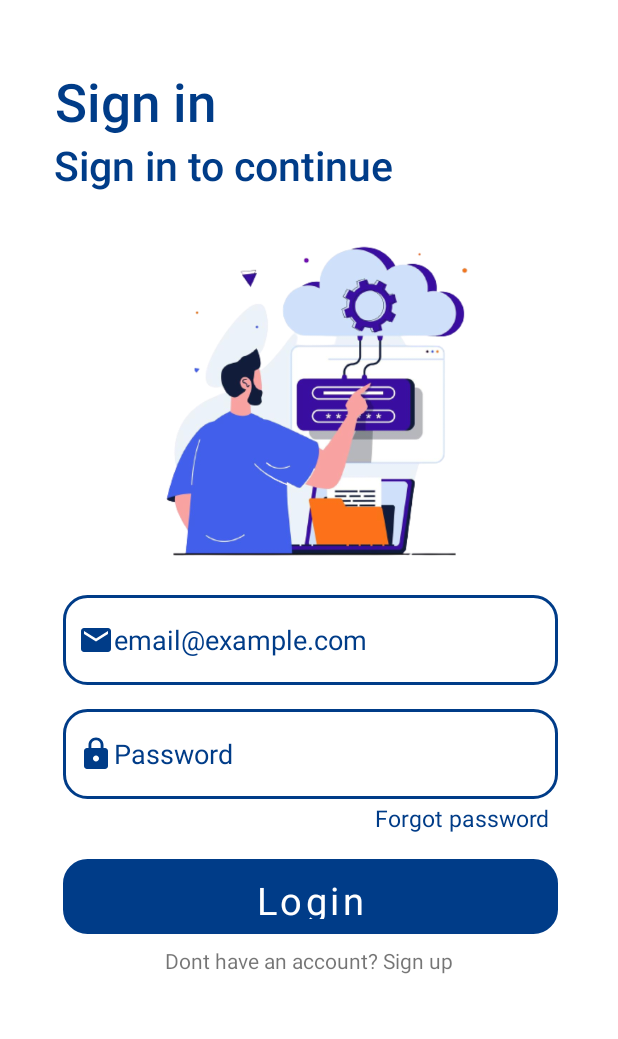
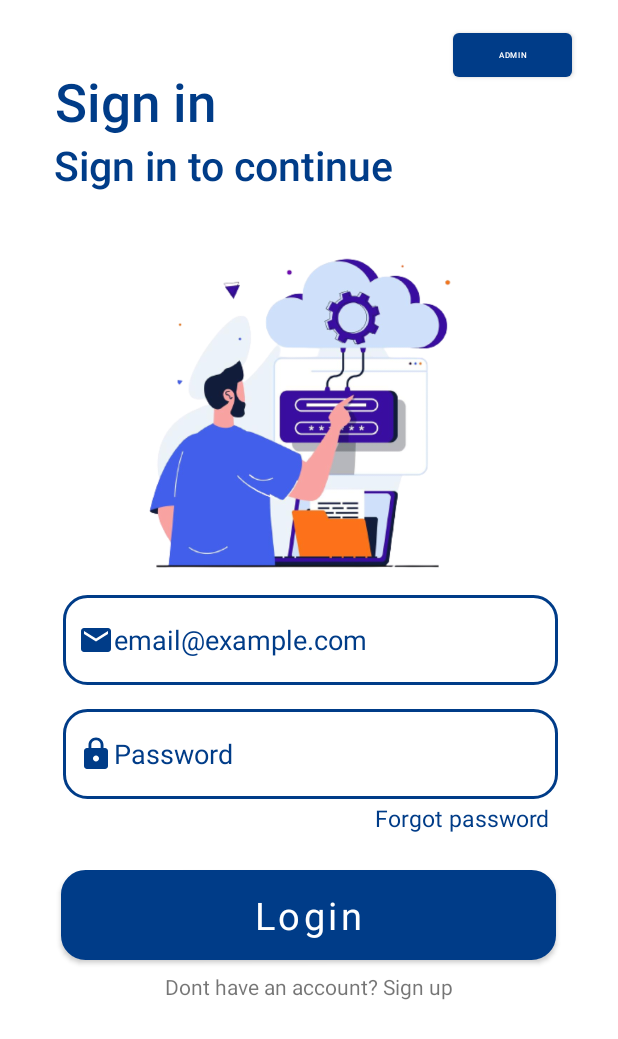
Before and after one commit to BaqirAmini/travel-tickets-tracker-android, an Android app: the screen it shows after launch (MainActivity), on a phone screen of 412 x 824 dp. Shown: the top 1039 px of the screen. Run offline under Robolectric (Android 15) with nearby library versions, the phone set to English and light mode, and no system bars.

Commit message:
Modify some files to correct the errors or design disorders.

```diff
--- a/app/src/main/java/com/example/a303bus/MainActivity.java
+++ b/app/src/main/java/com/example/a303bus/MainActivity.java
@@ -12,6 +12,7 @@ import android.os.Bundle;
 import android.view.View;
 import android.widget.Button;
 import android.widget.EditText;
+import android.widget.ImageView;
 import android.widget.TextView;
 import android.widget.Toast;
 
@@ -19,9 +20,10 @@ import java.io.File;
 
 public class MainActivity extends AppCompatActivity {
 
-    EditText edemail, edpassword;
-    Button btnlogin;
-    String email, password;
+    EditText edemail,edpassword;
+    Button btnlogin,btnadmin;
+    String email,password;
+    ImageView admin;
 
     @Override
     protected void onCreate(Bundle savedInstanceState) {
@@ -38,6 +40,7 @@ public class MainActivity extends AppCompatActivity {
 
 
         btnlogin = findViewById(R.id.btnlogin);
+        btnadmin = findViewById(R.id.btnadmin);
 
         signup.setOnClickListener(new View.OnClickListener() {
             @Override
@@ -58,12 +61,19 @@ public class MainActivity extends AppCompatActivity {
         btnlogin.setOnClickListener(new View.OnClickListener() {
             @Override
             public void onClick(View v) {
-
                 onValidate();
+            }
+        });
+        btnadmin.setOnClickListener(new View.OnClickListener() {
+            @Override
+            public void onClick(View view) {
+                Intent i=new Intent(MainActivity.this,admin_login.class);
+                startActivity(i);
             }
         });
 
     }
+
 
     //    Validate to not allow click the log in button without values.
     public void onValidate() {
--- a/app/src/main/res/layout/activity_main.xml
+++ b/app/src/main/res/layout/activity_main.xml
@@ -5,7 +5,7 @@
     xmlns:tools="http://schemas.android.com/tools"
     android:layout_width="match_parent"
     android:layout_height="match_parent"
-    android:background="#FFFFFF"
+    android:background="@color/white"
     tools:context=".MainActivity">
 
     <TextView
@@ -64,9 +64,9 @@
     <Button
         android:id="@+id/btnlogin"
         android:layout_width="330dp"
-        android:layout_height="50dp"
+        android:layout_height="60dp"
         android:layout_marginStart="31dp"
-        android:layout_marginTop="40dp"
+        android:layout_marginTop="24dp"
         android:layout_marginEnd="30dp"
         android:background="@drawable/button"
         android:fontFamily="sans-serif"
@@ -75,8 +75,9 @@
         android:textColor="@color/white"
         android:textSize="25sp"
         app:layout_constraintEnd_toEndOf="parent"
+        app:layout_constraintHorizontal_bias="0.45"
         app:layout_constraintStart_toStartOf="parent"
-        app:layout_constraintTop_toBottomOf="@+id/edpass" />
+        app:layout_constraintTop_toBottomOf="@+id/forgotpss" />
 
     <EditText
         android:id="@+id/edemail"
@@ -104,10 +105,10 @@
         android:layout_width="348dp"
         android:layout_height="278dp"
         android:layout_marginStart="24dp"
-        android:layout_marginTop="36dp"
+        android:layout_marginTop="44dp"
         android:layout_marginEnd="16dp"
         app:layout_constraintEnd_toEndOf="parent"
-        app:layout_constraintHorizontal_bias="0.47"
+        app:layout_constraintHorizontal_bias="0.0"
         app:layout_constraintStart_toStartOf="parent"
         app:layout_constraintTop_toBottomOf="@+id/titel1"
         app:srcCompat="@drawable/signin3" />
@@ -140,5 +141,21 @@
         app:layout_constraintStart_toStartOf="parent"
         app:layout_constraintTop_toBottomOf="@+id/btnlogin" />
 
+    <Button
+        android:id="@+id/btnadmin"
+        android:layout_width="79dp"
+        android:layout_height="41dp"
+        android:layout_marginStart="176dp"
+        android:layout_marginTop="16dp"
+        android:layout_marginEnd="42dp"
+        android:drawableLeft="@drawable/admin2"
+        android:text="@string/admin"
+        android:textColor="@color/white"
+        android:textSize="5sp"
+        app:layout_constraintEnd_toEndOf="parent"
+        app:layout_constraintHorizontal_bias="0.62"
+        app:layout_constraintStart_toEndOf="@+id/titel1"
+        app:layout_constraintTop_toTopOf="parent"
+        tools:ignore="SmallSp" />
 
 </androidx.constraintlayout.widget.ConstraintLayout>
--- /dev/null
+++ b/app/src/main/res/values/refs.xml
@@ -0,0 +1,4 @@
+<?xml version="1.0" encoding="utf-8"?>
+<resources>
+    <drawable name="admin2" />
+</resources>
--- a/app/src/main/res/values/strings.xml
+++ b/app/src/main/res/values/strings.xml
@@ -61,5 +61,6 @@
     <string name="hinttc">Transport Company</string>
     <!-- TODO: Remove or change this placeholder text -->
     <string name="hello_blank_fragment">Hello blank fragment</string>
+    <string name="admin">Admin</string>
 
 </resources>
```
Also changed, not shown: app/src/main/java/com/example/a303bus/admin_login.java (added, +43 -0 lines), app/src/main/java/com/example/a303bus/profileFragment.java (+6 -1 lines), app/src/main/res/layout/activity_admin_login.xml (added, +85 -0 lines), app/src/main/res/layout/fragment_profile.xml (+5 -23 lines).
